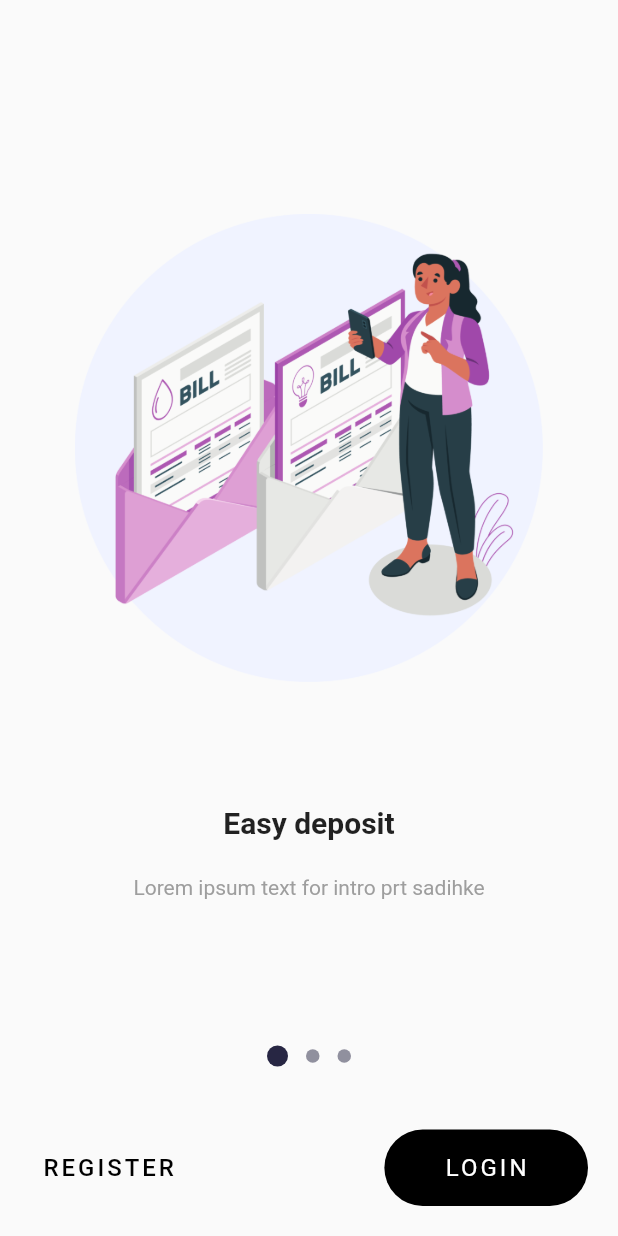
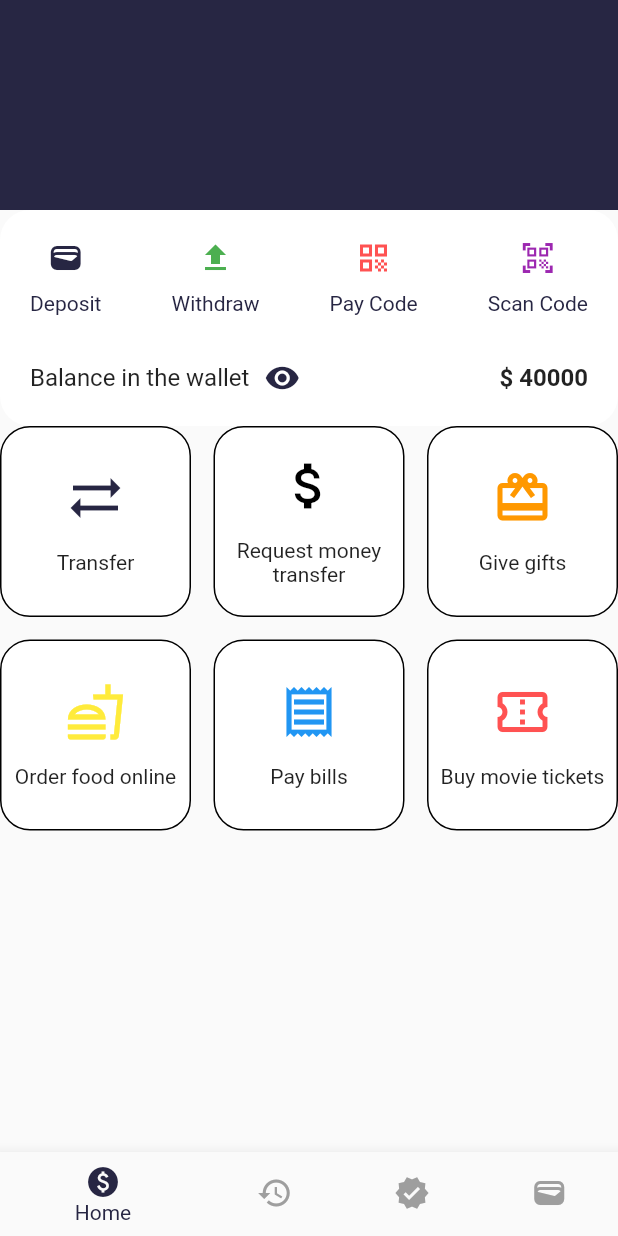
Before and after one commit to agarwalanushka1898/Triazine, a Flutter app: the screen it shows after launch, on a phone screen of 412 x 824 dp. Run offline on Flutter 3.47's test engine with Material 2 defaults, Android fonts, the phone set to English and light mode, and no system bars; drawn by our look-alikes of introduction_screen; our stand-ins replace otp_text_field.

Commit message:
improved home screen

```diff
--- a/lib/constants.dart
+++ b/lib/constants.dart
@@ -1,47 +1,3 @@
 import 'package:flutter/material.dart';
-import 'package:triazine/data/models/intro_item_model.dart';
-import 'package:triazine/data/models/search_section_model.dart';
 
 const Color themeColor = Color(0xff272643);
-
-List<SearchSectionLabel> searchSectionList = [
-  SearchSectionLabel(
-      iconData: Icons.sync_alt, label: "Transfer", color: themeColor),
-  SearchSectionLabel(
-      iconData: Icons.attach_money,
-      label: "Request money transfer",
-      color: Colors.black),
-  SearchSectionLabel(
-      iconData: Icons.card_giftcard, label: "Give gifts", color: Colors.orange),
-  SearchSectionLabel(
-      iconData: Icons.fastfood_outlined,
-      label: "Order food online",
-      color: Colors.yellow),
-  SearchSectionLabel(
-      iconData: Icons.receipt_outlined, label: "Pay bills", color: Colors.blue),
-  SearchSectionLabel(
-      iconData: Icons.confirmation_num_outlined,
-      label: "Buy movie tickets",
-      color: Colors.redAccent),
-];
-
-List<String> introImageList = [
-  "assets/deposit.png",
-  "assets/quick_transfer.png",
-  "assets/safe.png",
-];
-
-List<IntroItemModel> introItemList = [
-  IntroItemModel(
-      imagePath: "assets/quick_transfer.png",
-      bodyText: "Lorem ipsum text for intro prt sadihke",
-      label: "Easy deposit"),
-  IntroItemModel(
-      imagePath: "assets/deposit.png",
-      bodyText: "Lorem ipsum text for intro prt sadihke",
-      label: "Definitely safe"),
-  IntroItemModel(
-      imagePath: "assets/safe.png",
-      bodyText: "Lorem ipsum text for intro prt sadihke",
-      label: "Quick transfer"),
-];
--- /dev/null
+++ b/lib/data/models/menu_item_model.dart
@@ -0,0 +1,9 @@
+import 'package:flutter/material.dart';
+
+class MenuItemModel {
+  final IconData iconData;
+  final String label;
+  final Color color;
+  MenuItemModel(
+      {required this.iconData, required this.label, required this.color});
+}
--- /dev/null
+++ b/lib/lists.dart
@@ -0,0 +1,56 @@
+import 'package:triazine/constants.dart';
+import 'package:triazine/data/models/intro_item_model.dart';
+import 'package:triazine/data/models/menu_item_model.dart';
+import 'package:triazine/data/models/search_section_model.dart';
+import 'package:flutter/material.dart';
+
+List<SearchSectionLabel> searchSectionList = [
+  SearchSectionLabel(
+      iconData: Icons.sync_alt, label: "Transfer", color: themeColor),
+  SearchSectionLabel(
+      iconData: Icons.attach_money,
+      label: "Request money transfer",
+      color: Colors.black),
+  SearchSectionLabel(
+      iconData: Icons.card_giftcard, label: "Give gifts", color: Colors.orange),
+  SearchSectionLabel(
+      iconData: Icons.fastfood_outlined,
+      label: "Order food online",
+      color: Colors.yellow),
+  SearchSectionLabel(
+      iconData: Icons.receipt_outlined, label: "Pay bills", color: Colors.blue),
+  SearchSectionLabel(
+      iconData: Icons.confirmation_num_outlined,
+      label: "Buy movie tickets",
+      color: Colors.redAccent),
+];
+
+List<String> introImageList = [
+  "assets/deposit.png",
+  "assets/quick_transfer.png",
+  "assets/safe.png",
+];
+
+List<IntroItemModel> introItemList = [
+  IntroItemModel(
+      imagePath: "assets/quick_transfer.png",
+      bodyText: "Lorem ipsum text for intro prt sadihke",
+      label: "Easy deposit"),
+  IntroItemModel(
+      imagePath: "assets/deposit.png",
+      bodyText: "Lorem ipsum text for intro prt sadihke",
+      label: "Definitely safe"),
+  IntroItemModel(
+      imagePath: "assets/safe.png",
+      bodyText: "Lorem ipsum text for intro prt sadihke",
+      label: "Quick transfer"),
+];
+
+List<MenuItemModel> menuItemList = [
+  MenuItemModel(iconData: Icons.wallet, label: "Deposit", color: themeColor),
+  MenuItemModel(iconData: Icons.upload, label: "Withdraw", color: Colors.green),
+  MenuItemModel(
+      iconData: Icons.qr_code, label: "Pay Code", color: Colors.redAccent),
+  MenuItemModel(
+      iconData: Icons.qr_code_scanner, label: "Scan Code", color: Colors.purple)
+];
--- a/lib/main.dart
+++ b/lib/main.dart
@@ -8,9 +8,8 @@ import 'package:triazine/presentation/screens/search_screen.dart';
 import 'package:triazine/presentation/screens/splash_screen.dart';
 
 void main() {
-  SystemChrome.setSystemUIOverlayStyle(SystemUiOverlayStyle(
-  statusBarColor: Colors.transparent
-));
+  SystemChrome.setSystemUIOverlayStyle(
+      SystemUiOverlayStyle(statusBarColor: Colors.transparent));
   runApp(MyApp());
 }
 
@@ -20,7 +19,7 @@ class MyApp extends StatelessWidget {
   @override
   Widget build(BuildContext context) {
     return MaterialApp(
-      home: InfoScreen(),
+      home: HomeScreen(),
     );
   }
 }
--- a/lib/presentation/screens/home_screen.dart
+++ b/lib/presentation/screens/home_screen.dart
@@ -1,20 +1,43 @@
 import 'package:flutter/material.dart';
 import 'package:triazine/constants.dart';
+import 'package:triazine/presentation/screens/tabs/home_tab.dart';
+import 'package:triazine/presentation/screens/tabs/other_tabs.dart';
 
-class HomeScreen extends StatelessWidget {
+class HomeScreen extends StatefulWidget {
   const HomeScreen({super.key});
 
   @override
+  State<HomeScreen> createState() => _HomeScreenState();
+}
+
+class _HomeScreenState extends State<HomeScreen> {
+  List<Widget> _tabs = [
+    HomeTab(),
+    OtherTab(title: "Second"),
+    OtherTab(title: "Third"),
+    OtherTab(title: "Fourth"),
+  ];
+
+  int index = 0;
+  @override
   Widget build(BuildContext context) {
     return Scaffold(
-      body: Column(
-        children: [
-          Container(
-            color: themeColor,
-            height: 140,
-          )
+      bottomNavigationBar: BottomNavigationBar(
+        onTap: (val) {
+          setState(() {
+            index = val;
+          });
+        },
+        items: [
+          BottomNavigationBarItem(icon: Icon(Icons.paid), label: "Home"),
+          BottomNavigationBarItem(icon: Icon(Icons.history), label: "History"),
+          BottomNavigationBarItem(icon: Icon(Icons.verified), label: "Badge"),
+          BottomNavigationBarItem(icon: Icon(Icons.wallet), label: "Wallet"),
         ],
+        unselectedItemColor: Colors.grey,
+        selectedItemColor: themeColor,
       ),
+      body: _tabs[index],
     );
   }
 }
--- a/lib/presentation/screens/info_screen.dart
+++ b/lib/presentation/screens/info_screen.dart
@@ -2,6 +2,8 @@ import 'package:flutter/material.dart';
 import 'package:introduction_screen/introduction_screen.dart';
 import 'package:triazine/constants.dart';
 import 'package:triazine/presentation/widgets/buttons/curved_border_button.dart';
+
+import '../../lists.dart';
 
 class InfoScreen extends StatefulWidget {
   const InfoScreen({super.key});
--- a/lib/presentation/screens/search_screen.dart
+++ b/lib/presentation/screens/search_screen.dart
@@ -1,6 +1,8 @@
 import 'package:flutter/material.dart';
 import 'package:triazine/constants.dart';
 import 'package:triazine/data/models/search_section_model.dart';
+
+import '../../lists.dart';
 
 class SearchScreen extends StatelessWidget {
   const SearchScreen({super.key});
--- /dev/null
+++ b/lib/presentation/screens/tabs/home_tab.dart
@@ -0,0 +1,98 @@
+import 'package:flutter/material.dart';
+import 'package:triazine/data/models/search_section_model.dart';
+import 'package:triazine/lists.dart';
+
+import '../../../constants.dart';
+
+class HomeTab extends StatelessWidget {
+  const HomeTab({super.key});
+
+  @override
+  Widget build(BuildContext context) {
+    return Scaffold(
+      body: Column(
+        children: [
+          Container(
+            color: themeColor,
+            height: 140,
+          ),
+          Container(
+            decoration: BoxDecoration(
+                color: Colors.white, borderRadius: BorderRadius.circular(20)),
+            padding: const EdgeInsets.all(20),
+            child: Column(
+              children: [
+                Row(
+                    mainAxisAlignment: MainAxisAlignment.spaceBetween,
+                    children: menuItemList
+                        .map((e) => Column(
+                              children: [
+                                Icon(e.iconData, color: e.color),
+                                const SizedBox(height: 10),
+                                Text(
+                                  e.label,
+                                  style: const TextStyle(color: themeColor),
+                                )
+                              ],
+                            ))
+                        .toList()),
+                const SizedBox(height: 30),
+                Row(
+                  children: [
+                    const Text(
+                      "Balance in the wallet",
+                      style: TextStyle(fontSize: 16),
+                    ),
+                    const SizedBox(width: 10),
+                    const Icon(
+                      Icons.remove_red_eye,
+                      color: themeColor,
+                    ),
+                    Expanded(child: Container()),
+                    const Text(
+                      "\$ 40000",
+                      style:
+                          TextStyle(fontWeight: FontWeight.bold, fontSize: 16),
+                    )
+                  ],
+                )
+              ],
+            ),
+          ),
+          GridView.builder(
+              itemCount: searchSectionList.length,
+              shrinkWrap: true,
+              gridDelegate: const SliverGridDelegateWithFixedCrossAxisCount(
+                crossAxisCount: 3,
+                mainAxisSpacing: 15,
+                crossAxisSpacing: 15,
+              ),
+              itemBuilder: (context, index) {
+                SearchSectionLabel item = searchSectionList[index];
+                return Container(
+                  decoration: BoxDecoration(
+                      color: Colors.white,
+                      borderRadius: BorderRadius.circular(20),
+                      border: Border.all(color: Colors.black)),
+                  child: Column(
+                    mainAxisAlignment: MainAxisAlignment.center,
+                    children: [
+                      Icon(
+                        item.iconData,
+                        color: item.color,
+                        size: 40,
+                      ),
+                      const SizedBox(height: 15),
+                      Text(
+                        item.label,
+                        textAlign: TextAlign.center,
+                      ),
+                    ],
+                  ),
+                );
+              })
+        ],
+      ),
+    );
+  }
+}
--- /dev/null
+++ b/lib/presentation/screens/tabs/other_tabs.dart
@@ -0,0 +1,15 @@
+import 'package:flutter/material.dart';
+
+
+class OtherTab extends StatelessWidget {
+  const OtherTab({super.key, required this.title});
+  final String title;
+
+  @override
+  Widget build(BuildContext context) {
+    return Container(
+      alignment: Alignment.center,
+      child: Text(title),
+    );
+  }
+}
```
